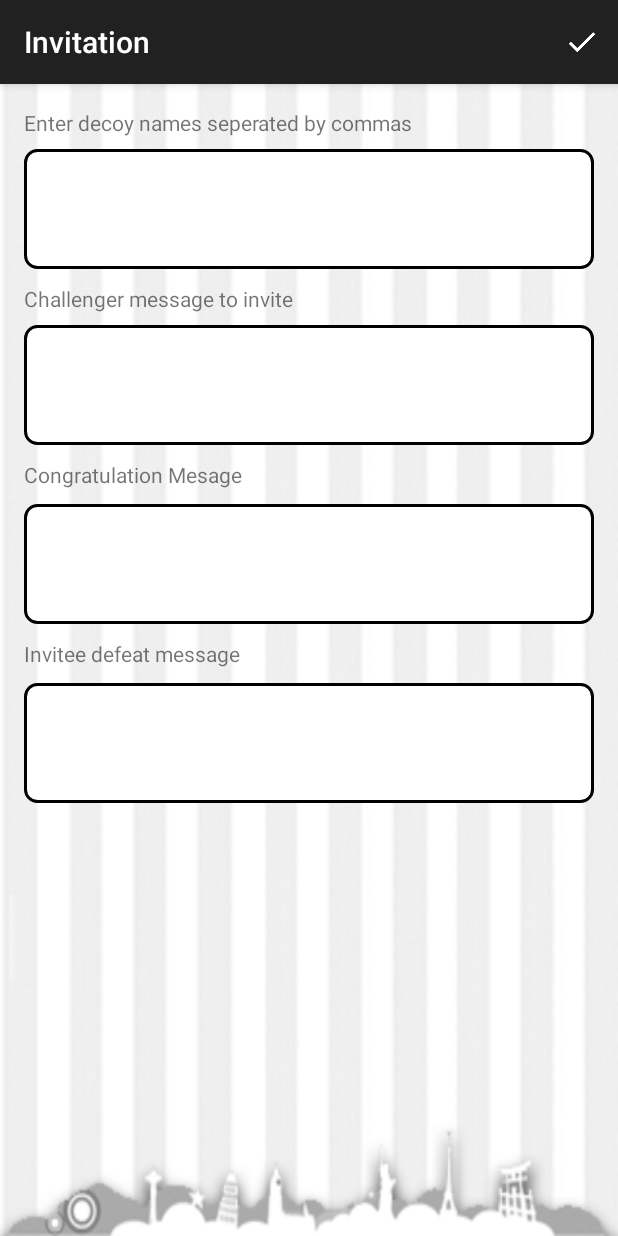
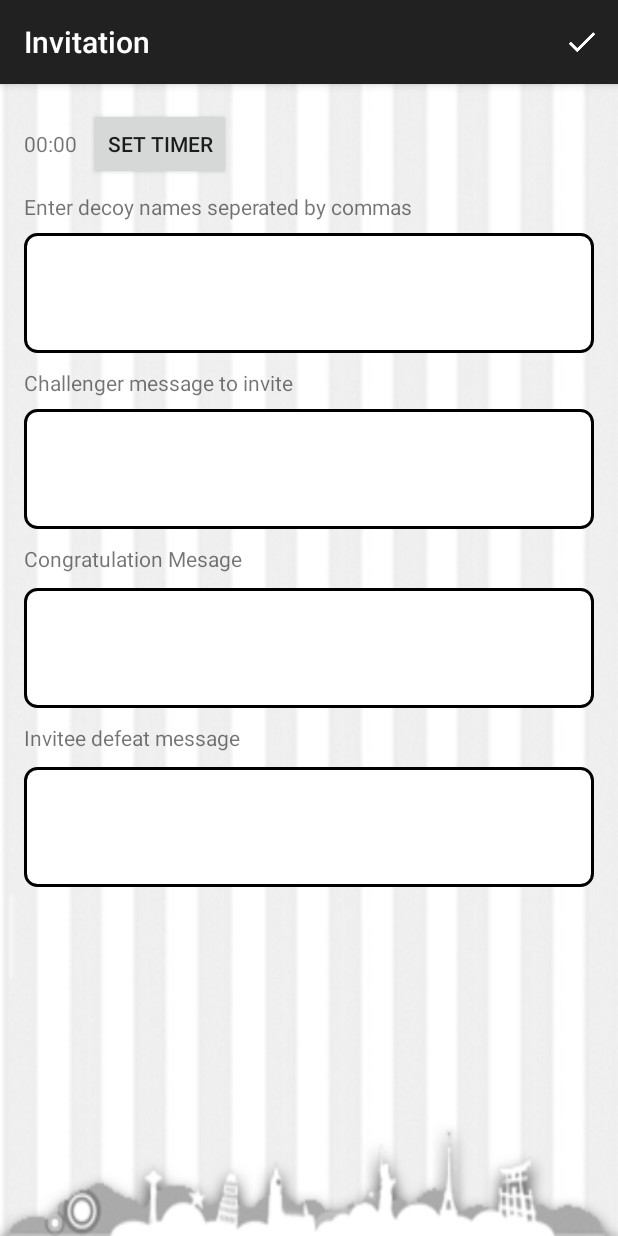
Before and after one commit to Abhishek92/Guessaboo, an Android app: the InvitationActivity screen opened directly, with no data from a screen before it, on a phone screen of 412 x 824 dp. Run offline under Robolectric (Android 15) with nearby library versions, the phone set to English and light mode, and no system bars; our stand-ins replace AdMob.

Commit message:
Commit small changes.

```diff
--- a/app/src/main/java/com/android/guessaboo/InvitationActivity.java
+++ b/app/src/main/java/com/android/guessaboo/InvitationActivity.java
@@ -6,14 +6,19 @@ import android.os.Bundle;
 import android.view.LayoutInflater;
 import android.view.Menu;
 import android.view.MenuItem;
+import android.view.View;
+import android.widget.TextView;
 
-public class InvitationActivity extends BaseActivity {
+public class InvitationActivity extends BaseActivity implements View.OnClickListener {
 
+    TextView timerView;
     @Override
     protected void onCreate(Bundle savedInstanceState) {
         super.onCreate(savedInstanceState);
         LayoutInflater inflater = (LayoutInflater) this.getSystemService(LAYOUT_INFLATER_SERVICE);
         inflater.inflate(R.layout.activity_invitation, mContainer);
+        timerView = (TextView) findViewById(R.id.timer);
+        findViewById(R.id.setTimer).setOnClickListener(this);
     }
 
     @Override
@@ -39,4 +44,11 @@ public class InvitationActivity extends BaseActivity {
 
         return super.onOptionsItemSelected(item);
     }
+
+    @Override
+    public void onClick(View view) {
+        if(view.getId() == R.id.setTimer){
+            Util.showTimePicker(this, timerView);
+        }
+    }
 }
--- a/app/src/main/res/layout/activity_invitation.xml
+++ b/app/src/main/res/layout/activity_invitation.xml
@@ -9,9 +9,31 @@
         android:padding="16dp"
         android:orientation="vertical">
 
+        <LinearLayout
+            android:layout_width="match_parent"
+            android:layout_height="wrap_content"
+            android:orientation="horizontal"
+            android:weightSum="100">
+            <TextView
+                android:id="@+id/timer"
+                android:layout_width="wrap_content"
+                android:layout_height="wrap_content"
+                android:text="00:00"/>
+
+            <Button
+                android:id="@+id/setTimer"
+                android:layout_width="wrap_content"
+                android:layout_height="wrap_content"
+                android:gravity="center"
+                android:layout_marginLeft="8dp"
+                android:text="Set timer"/>
+
+        </LinearLayout>
+
         <TextView
             android:layout_width="wrap_content"
             android:layout_height="wrap_content"
+            android:layout_marginTop="8dp"
             android:text="Enter decoy names seperated by commas"/>
 
         <EditText
--- a/app/src/main/res/layout/sticker_item_layout.xml
+++ b/app/src/main/res/layout/sticker_item_layout.xml
@@ -2,14 +2,14 @@
 <LinearLayout xmlns:android="http://schemas.android.com/apk/res/android"
     android:orientation="vertical" android:layout_width="match_parent"
     android:layout_height="match_parent"
-    android:background="@drawable/white_background">
+   >
 
     <ImageView
         android:id="@+id/thumbnail"
         android:layout_width="80dp"
         android:layout_height="80dp"
         android:layout_gravity="center_horizontal"
-        android:scaleType="centerCrop"
+        android:scaleType="fitXY"
         />
 
 </LinearLayout>
```
Also changed, not shown: app/src/main/java/com/android/guessaboo/TextActivity.java (+21 -1 lines), app/src/main/java/com/android/guessaboo/Util.java (+16 -0 lines).
